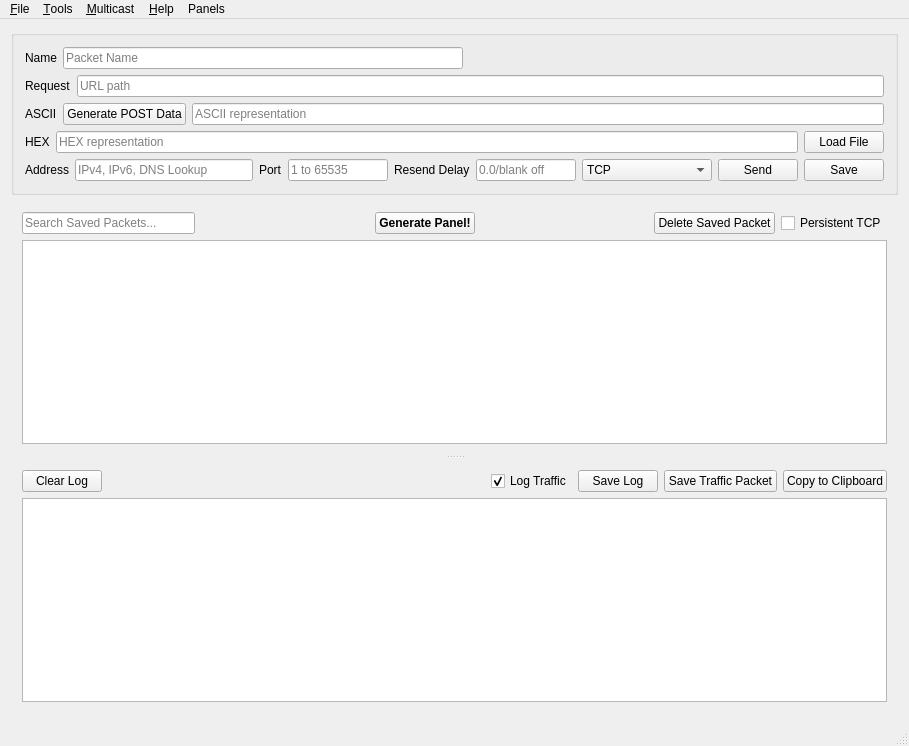
Old version of the form src/mainwindow.ui in the repository dannagle/PacketSender.
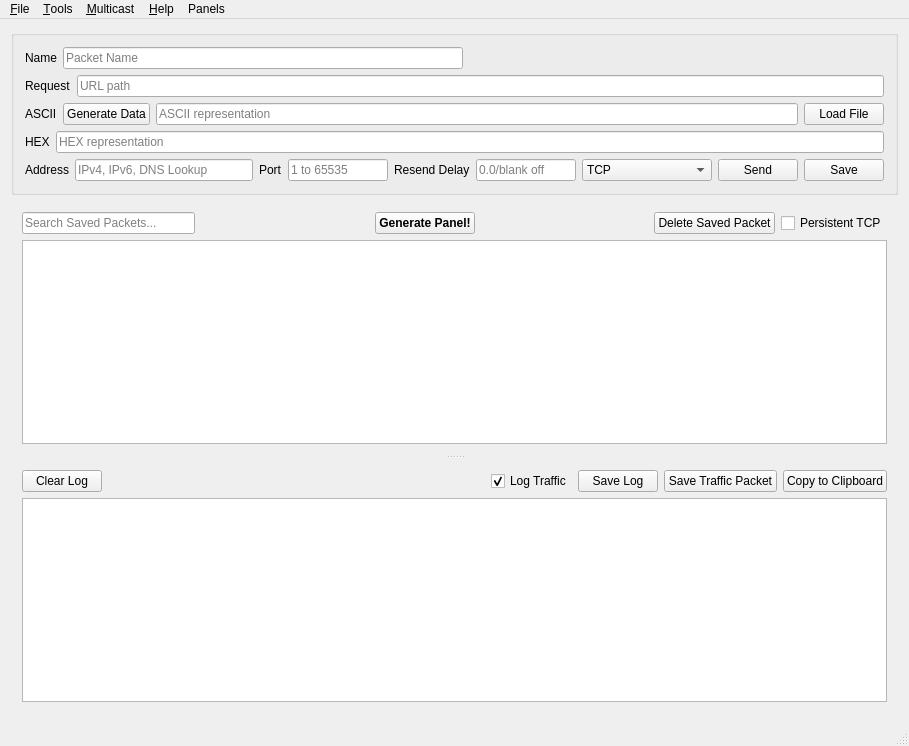
New version of the form. Icons and pictures are not drawn.

Patch:
```diff
--- a/src/mainwindow.ui
+++ b/src/mainwindow.ui
@@ -97,7 +97,7 @@
          <item>
           <widget class="QPushButton" name="genPostDataButton">
            <property name="text">
-            <string>Generate POST Data</string>
+            <string>Generate Data</string>
            </property>
           </widget>
          </item>
@@ -111,6 +111,13 @@
            </property>
           </widget>
          </item>
+         <item>
+          <widget class="QPushButton" name="loadFileButton">
+           <property name="text">
+            <string>Load File</string>
+           </property>
+          </widget>
+         </item>
         </layout>
        </item>
        <item>
@@ -132,13 +139,6 @@
            </property>
           </widget>
          </item>
-         <item>
-          <widget class="QPushButton" name="loadFileButton">
-           <property name="text">
-            <string>Load File</string>
-           </property>
-          </widget>
-         </item>
         </layout>
        </item>
        <item>
```
